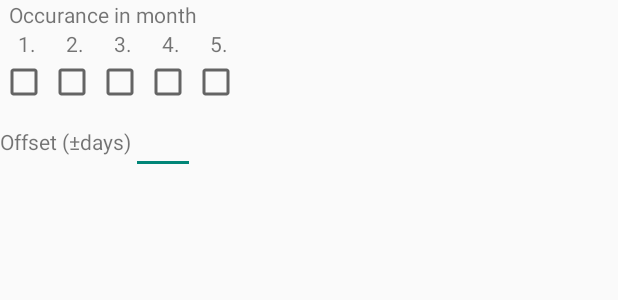
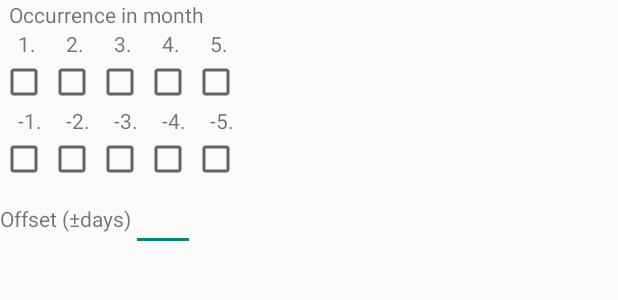
Before and after one commit to simonpoole/OpeningHoursFragment, an Android app: the layout nth.xml on its own in the app's theme, with its tools: preview values and no code run, on a phone screen of 412 x 824 dp. Shown: the top 300 px of the screen. Run offline under Robolectric (Android 15) with nearby library versions, the phone set to English and light mode, and no system bars.

Commit message:
Fix issue various issues with weekday ranges, update parser version

```diff
--- a/lib/build.gradle
+++ b/lib/build.gradle
@@ -103,7 +103,7 @@ dependencies {
     compile "com.android.support:preference-v7:$supportLibVersion"
     compile "com.android.support:design:$supportLibVersion"
     compile "com.android.support:support-annotations:23.4.0"
-    compile "ch.poole:OpeningHoursParser:0.9.1"
+    compile "ch.poole:OpeningHoursParser:0.10.0"
     compile "ch.poole:rangebar:0.1.1"
     compile 'cn.carbswang.android:NumberPickerView:1.1.1'
 
--- a/lib/src/main/java/ch/poole/openinghoursfragment/OpeningHoursFragment.java
+++ b/lib/src/main/java/ch/poole/openinghoursfragment/OpeningHoursFragment.java
@@ -1337,7 +1337,9 @@ public class OpeningHoursFragment extends DialogFragment implements SetDateRange
                         }
                     }
                 }
-                setWeekDayListeners(weekDayContainerNth, days, withNth, true, nthMenuItem);
+                List<WeekDayRange> inContainer = new ArrayList<WeekDayRange>();
+                inContainer.add(d);
+                setWeekDayListeners(weekDayContainerNth, days, inContainer, true, nthMenuItem);
                 setNthListeners(nthContainer, d);
                 weekDayRowNth.addView(nthLayout);
                 menu = addStandardMenuItems(weekDayRowNth, new Delete() {
@@ -2975,7 +2977,7 @@ public class OpeningHoursFragment extends DialogFragment implements SetDateRange
             public void onCheckedChanged(CompoundButton buttonView, boolean isChecked) {
                 if (justOne) { // Nth exists
                     if (isChecked) {
-                        WeekDayRange range = days.get(0);
+                        WeekDayRange range = inContainer.get(0);
                         for (int i = 0; i < container.getChildCount(); i++) {
                             final View c = container.getChildAt(i);
                             if ((c instanceof CheckBox || c instanceof AppCompatCheckBox) && !c.equals(buttonView)) {
--- a/lib/src/main/res/layout/nth.xml
+++ b/lib/src/main/res/layout/nth.xml
@@ -24,7 +24,7 @@
                 android:layout_alignParentLeft="true"
                 android:layout_alignParentTop="true"
                 android:paddingLeft="6dp"
-                android:text="Occurance in month" />
+                android:text="@string/occurrence_in_month_title" />
 
             <TextView
                 android:id="@+id/text1"
@@ -111,11 +111,96 @@
                 android:paddingLeft="12dp"
                 android:text="5." />
 
+             <TextView
+                android:id="@+id/textLast"
+                android:layout_width="wrap_content"
+                android:layout_height="wrap_content"
+                android:layout_alignParentLeft="true"
+                android:layout_below="@id/checkBox1"
+                android:paddingLeft="12dp"
+                android:text="-1." />
+
+             <CheckBox
+                android:id="@+id/checkBoxLast"
+                android:layout_width="wrap_content"
+                android:layout_height="wrap_content"
+                android:layout_alignParentLeft="true"
+                android:layout_below="@id/textLast"
+                android:tag="-1" />
+
+             <CheckBox
+                android:id="@+id/checkBoxLast2"
+                android:layout_width="wrap_content"
+                android:layout_height="wrap_content"
+                android:layout_alignTop="@id/checkBoxLast"
+                android:layout_toRightOf="@id/checkBoxLast"
+                android:tag="-2" />
+
+            <CheckBox
+                android:id="@+id/checkBoxLast3"
+                android:layout_width="wrap_content"
+                android:layout_height="wrap_content"
+                android:layout_alignTop="@id/checkBoxLast2"
+                android:layout_toRightOf="@id/checkBoxLast2"
+                android:tag="-3" />
+
+             <CheckBox
+                android:id="@+id/checkBoxLast4"
+                android:layout_width="wrap_content"
+                android:layout_height="wrap_content"
+                android:layout_alignTop="@id/checkBoxLast3"
+                android:layout_toRightOf="@id/checkBoxLast3"
+                android:tag="-4" />
+
+             <CheckBox
+                android:id="@+id/checkBoxLast5"
+                android:layout_width="wrap_content"
+                android:layout_height="wrap_content"
+                android:layout_alignTop="@id/checkBoxLast4"
+                android:layout_toRightOf="@id/checkBoxLast4"
+                android:tag="-5" />
+
+             <TextView
+                android:layout_width="wrap_content"
+                android:layout_height="wrap_content"
+                android:layout_above="@id/checkBoxLast2"
+                android:layout_alignLeft="@id/checkBoxLast2"
+                android:layout_alignTop="@id/textLast"
+                android:paddingLeft="12dp"
+                android:text="-2." />
+
+             <TextView
+                android:layout_width="wrap_content"
+                android:layout_height="wrap_content"
+                android:layout_above="@id/checkBoxLast3"
+                android:layout_alignLeft="@id/checkBoxLast3"
+                android:layout_alignTop="@id/textLast"
+                android:paddingLeft="12dp"
+                android:text="-3." />
+
+             <TextView
+                android:layout_width="wrap_content"
+                android:layout_height="wrap_content"
+                android:layout_above="@id/checkBoxLast4"
+                android:layout_alignLeft="@id/checkBoxLast4"
+                android:layout_alignTop="@id/textLast"
+                android:paddingLeft="12dp"
+                android:text="-4." />
+
+             <TextView
+                android:layout_width="wrap_content"
+                android:layout_height="wrap_content"
+                android:layout_above="@id/checkBoxLast5"
+                android:layout_alignLeft="@id/checkBoxLast5"
+                android:layout_alignTop="@id/textLast"
+                android:paddingLeft="12dp"
+                android:text="-5." />
+
  			<LinearLayout
  				android:id="@+id/offset_container"
  				android:layout_width="wrap_content"
             	android:layout_height="wrap_content"
-            	android:layout_below="@id/checkBox1"
+            	android:layout_below="@id/checkBoxLast"
             	android:layout_alignParentLeft="true"
             	android:orientation="horizontal"
             	>
--- a/lib/src/main/res/values/strings.xml
+++ b/lib/src/main/res/values/strings.xml
@@ -144,6 +144,8 @@
 
   	<string name="public_holidays">Public holidays</string>
   	<string name="school_holidays">School holidays</string>
+
+  	<string name="occurrence_in_month_title">Occurrence in month</string>
 
   	<string name="oh_monday" translatable="false">Mo</string>
   	<string name="oh_tuesday" translatable="false">Tu</string>
```
